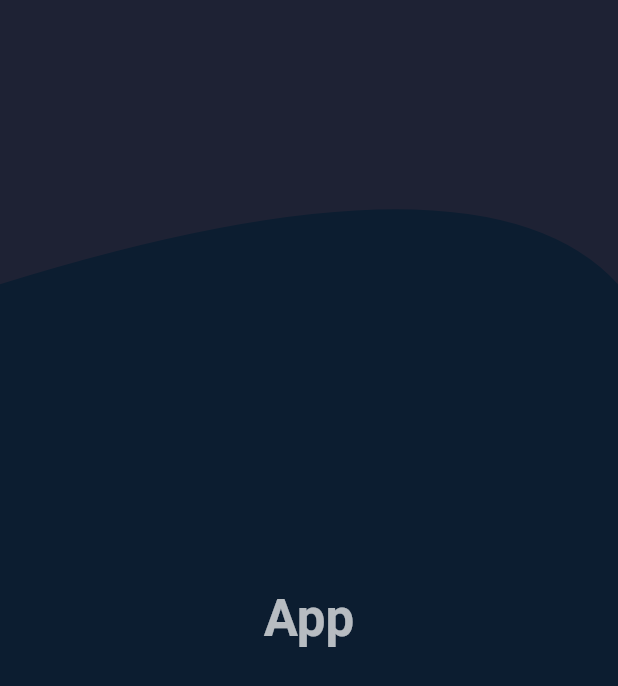
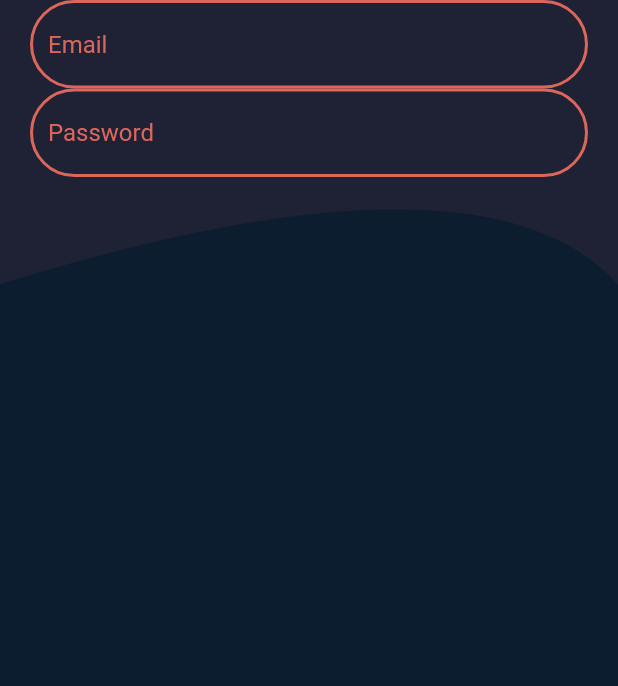
Before and after one commit to MherKarapetyan/mobxTest, a Flutter app: the screen it shows after launch, on a phone screen of 412 x 824 dp. Shown: the top 686 px of the screen. Run offline on Flutter 3.47's test engine with Material 2 defaults, Android fonts, the phone set to English and light mode, and no system bars; our stand-ins replace flutter_mobx, flutter_secure_storage, mobx; accounts and stored records are empty; generated files the repository leaves out were written again; Roboto replaces fonts that are missing (Dosis).

Commit message:
Added TextFiled widget and integrated input validations

```diff
--- a/lib/helper/themes.dart
+++ b/lib/helper/themes.dart
@@ -1,4 +1,5 @@
 import 'package:flutter/material.dart';
+import 'package:mobx_with_clean_archtecture/presentation/widgets/textfields/textfield_styles.dart';
 
 /// This class contains all app themes.
 /// All app/text specific colors should be defined here.
@@ -17,6 +18,7 @@ class AppThemes {
 
   // App default theme
   static get defaultTheme {
+    final TextFieldStyles _styles = TextFieldStyles();
     return ThemeData(
       primaryColorBrightness: Brightness.light,
       scaffoldBackgroundColor: darkBlue,
@@ -27,6 +29,28 @@ class AppThemes {
       backgroundColor: white,
       brightness: Brightness.dark,
       appBarTheme: AppBarTheme(brightness: Brightness.dark),
+      inputDecorationTheme: InputDecorationTheme(
+        hintStyle: TextStyle(color: red),
+        helperStyle: TextStyle(color: red, fontSize: 18),
+        errorStyle: TextStyle(color: white),
+        enabledBorder: OutlineInputBorder(
+          borderRadius: _styles.textFieldBorderRadius,
+          borderSide: BorderSide(width: _styles.borderWidth, color: red),
+        ),
+        focusedErrorBorder: OutlineInputBorder(
+          borderRadius: _styles.textFieldBorderRadius,
+          borderSide: BorderSide(width: _styles.borderWidth, color: red),
+        ),
+        errorBorder: OutlineInputBorder(
+          borderRadius: _styles.textFieldBorderRadius,
+          borderSide: BorderSide(width: _styles.borderWidth, color: red),
+        ),
+        focusedBorder: OutlineInputBorder(
+          borderRadius: _styles.textFieldBorderRadius,
+          borderSide: BorderSide(
+              width: _styles.borderWidth, color: red.withOpacity(OPACITY_LOW)),
+        ),
+      ),
     );
   }
 
--- a/lib/helper/validators.dart
+++ b/lib/helper/validators.dart
@@ -12,7 +12,7 @@ class Validators {
   }
 
   String? password(String? value) {
-    String? error = 'Invalid password';
+    String? error = 'Invalid password.';
     if (value?.isEmpty ?? true) {
       error = 'Password can\'t be empty';
     } else if (RegularExpressions.password.hasMatch(value!)) {
--- a/lib/presentation/auth/auth.dart
+++ b/lib/presentation/auth/auth.dart
@@ -1,19 +1,24 @@
 import 'package:flutter/material.dart';
 import 'package:flutter_mobx/flutter_mobx.dart';
-import 'package:google_fonts/google_fonts.dart';
+
 import 'package:mobx_with_clean_archtecture/helper/helper.dart';
 import 'package:mobx_with_clean_archtecture/helper/routes.dart';
 import 'package:mobx_with_clean_archtecture/presentation/auth/auth_module.dart';
+import 'package:mobx_with_clean_archtecture/presentation/auth/auth_styles.dart';
 import 'package:mobx_with_clean_archtecture/presentation/widgets/custom_paint/custom_paint.dart';
 import 'package:mobx_with_clean_archtecture/presentation/widgets/loading.dart';
+import 'package:mobx_with_clean_archtecture/presentation/widgets/textfields/textfield.dart';
 
 class AuthPage extends StatelessWidget {
   final AuthModule _auth = AuthModule();
+  final AuthStyles _styles = AuthStyles();
 
   @override
   Widget build(BuildContext context) {
     return Scaffold(
-      body: CustomPaint(
+      body: GestureDetector(
+        onTap: FocusScope.of(context).unfocus,
+        child: CustomPaint(
           painter: AuthPageCustomPaint(),
           child: Observer(
             name: AppRoutes.auth,
@@ -21,11 +26,25 @@ class AuthPage extends StatelessWidget {
               return Stack(
                 children: [
                   Center(
-                  child: Text(
-                    'App',
-                    style: GoogleFonts.dosis(
-                        textStyle: Theme.of(context).textTheme.headline4,
-                        fontWeight: AppThemes.FONTWEIGHT_BOLD),
+                    child: Padding(
+                      padding: _styles.contentPadding,
+                      child: Form(
+                        key: _auth.formKey,
+                        child: ListView(
+                          children: [
+                            AppTextField(
+                              validator: _auth.validateEmail,
+                              onChanged: _auth.changeEmail,
+                              hintText: 'Email',
+                            ),
+                            AppTextField(
+                              validator: _auth.validatePassword,
+                              onChanged: _auth.changePassword,
+                              hintText: 'Password',
+                            ),
+                          ],
+                        ),
+                      ),
                     ),
                   ),
                   if (_auth.loading) const Loading(),
@@ -34,6 +53,7 @@ class AuthPage extends StatelessWidget {
             },
           ),
         ),
+      ),
     );
   }
 }
--- a/lib/presentation/auth/auth_module.dart
+++ b/lib/presentation/auth/auth_module.dart
@@ -1,3 +1,4 @@
+import 'package:flutter/material.dart';
 import 'package:mobx/mobx.dart';
 import 'package:mobx_with_clean_archtecture/data/storage/storage_util.dart';
 import 'package:mobx_with_clean_archtecture/domain/model/user_credentials.dart';
@@ -18,29 +19,32 @@ abstract class _AuthModule with Store {
   StorageUtil? storage = StorageModule.storageUtil();
 
   @observable
+  GlobalKey<FormState> formKey = GlobalKey<FormState>();
+
+  @observable
   bool _loadingState = false;
 
   @computed
   bool get loading => _loadingState;
 
   @action
-  void changeUsername(String value) => email = value;
+  void changeEmail(String value) => email = value;
 
   @action
   void changePassword(String value) => password = value;
 
-  @computed
-  String? get validateEmail => Validators().email(email);
+  @action
+  String? validateEmail(String? _) => Validators().email(email);
 
-  @computed
-  String? get validatePassword => Validators().email(password);
+  @action
+  String? validatePassword(String? _) => Validators().password(password);
 
-  @computed
-  bool get validateForm => validateEmail == null && validatePassword == null;
+  @action
+  bool validateForm() => formKey.currentState?.validate() ?? false;
 
   @action
   Future<bool> register() async {
-    if (validateForm) {
+    if (validateForm()) {
       UserCredentials? _user =
           await storage?.setEmailAndPassword(email: email, password: password);
 
@@ -52,7 +56,7 @@ abstract class _AuthModule with Store {
 
   @action
   Future<bool> login() async {
-    if (validateForm) {
+    if (validateForm()) {
       UserCredentials? _user = await storage?.getPasswordViaEmail(email: email);
       return (_user?.email?.isNotEmpty ?? false) &&
           (_user?.password?.isNotEmpty ?? false);
--- a/lib/presentation/auth/auth_styles.dart
+++ b/lib/presentation/auth/auth_styles.dart
@@ -1 +1,5 @@
-class AuthStyles {}
+import 'package:flutter/material.dart' show EdgeInsets;
+
+class AuthStyles {
+  final EdgeInsets contentPadding = EdgeInsets.symmetric(horizontal: 20.0);
+}
--- /dev/null
+++ b/lib/presentation/widgets/textfields/textfield.dart
@@ -0,0 +1,36 @@
+import 'package:flutter/material.dart';
+import 'package:mobx_with_clean_archtecture/presentation/auth/auth_module.dart';
+import 'package:mobx_with_clean_archtecture/presentation/widgets/textfields/textfield_styles.dart';
+
+class AppTextField extends StatelessWidget {
+  final Function(String)? onChanged;
+  final String? Function(String?)? validator;
+  final String? hintText;
+  final TextFieldStyles _styles = TextFieldStyles();
+
+  AppTextField({
+    Key? key,
+    this.onChanged,
+    this.validator,
+    this.hintText,
+  }) : super(key: key);
+
+  @override
+  Widget build(BuildContext context) {
+    return FocusScope(
+      child: Focus(
+        onFocusChange: (focus) {
+          print('$focus');
+          if (!focus) validator!('');
+        },
+        child: TextFormField(
+          onChanged: onChanged,
+          validator: validator,
+          autovalidateMode: AutovalidateMode.onUserInteraction,
+          cursorColor: Theme.of(context).secondaryHeaderColor,
+          decoration: InputDecoration(hintText: hintText),
+        ),
+      ),
+    );
+  }
+}
--- /dev/null
+++ b/lib/presentation/widgets/textfields/textfield_styles.dart
@@ -0,0 +1,6 @@
+import 'package:flutter/material.dart' show BorderRadius;
+
+class TextFieldStyles {
+  final BorderRadius textFieldBorderRadius = BorderRadius.circular(50);
+  final double borderWidth = 2;
+}
```
Also changed, not shown: lib/presentation/auth/auth_module.g.dart. Lines whose indentation alone changed are shown as unchanged.
